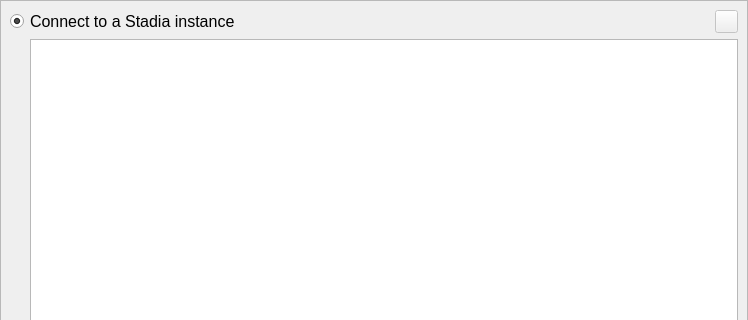
First picture: the form in src/OrbitQt/ConnectToStadiaWidget.ui, repository google/orbit, before the edit; both pictures show x 0 to 748 and y 0 to 320 of the 748 by 644 pixel window.
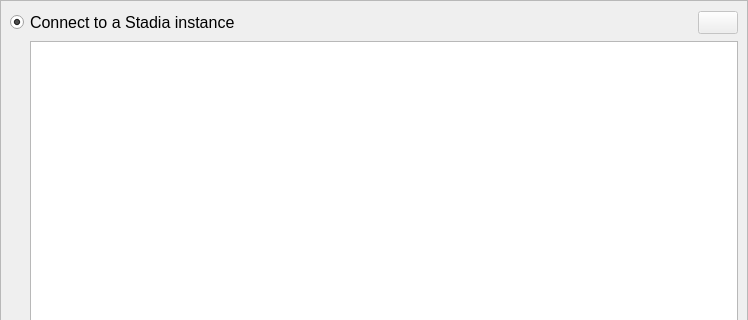
Second picture: the form after the edit. Icons and pictures are not drawn. Custom widgets are drawn as their Qt base class.

Commit message:
Fix ConnectToStadiaWidget scaling
The label of the radiobutton of ConnectToStadiaWidget used to be cut off
in high dpi scaling modes. This change fixes that by detaching the
radiobutton right after the first draw instead of during construction.

What changed in the file:
```diff
--- a/src/OrbitQt/ConnectToStadiaWidget.ui
+++ b/src/OrbitQt/ConnectToStadiaWidget.ui
@@ -66,18 +66,6 @@
              <property name="enabled">
               <bool>true</bool>
              </property>
-             <property name="minimumSize">
-              <size>
-               <width>280</width>
-               <height>23</height>
-              </size>
-             </property>
-             <property name="maximumSize">
-              <size>
-               <width>16777215</width>
-               <height>23</height>
-              </size>
-             </property>
              <property name="font">
               <font>
                <pointsize>12</pointsize>
@@ -118,12 +106,6 @@
                <height>23</height>
               </size>
              </property>
-             <property name="maximumSize">
-              <size>
-               <width>23</width>
-               <height>23</height>
-              </size>
-             </property>
              <property name="baseSize">
               <size>
                <width>0</width>
```
Left out of the diff: 4 changed lines with no effect on the pictures. The commit also changes 2 other files.
